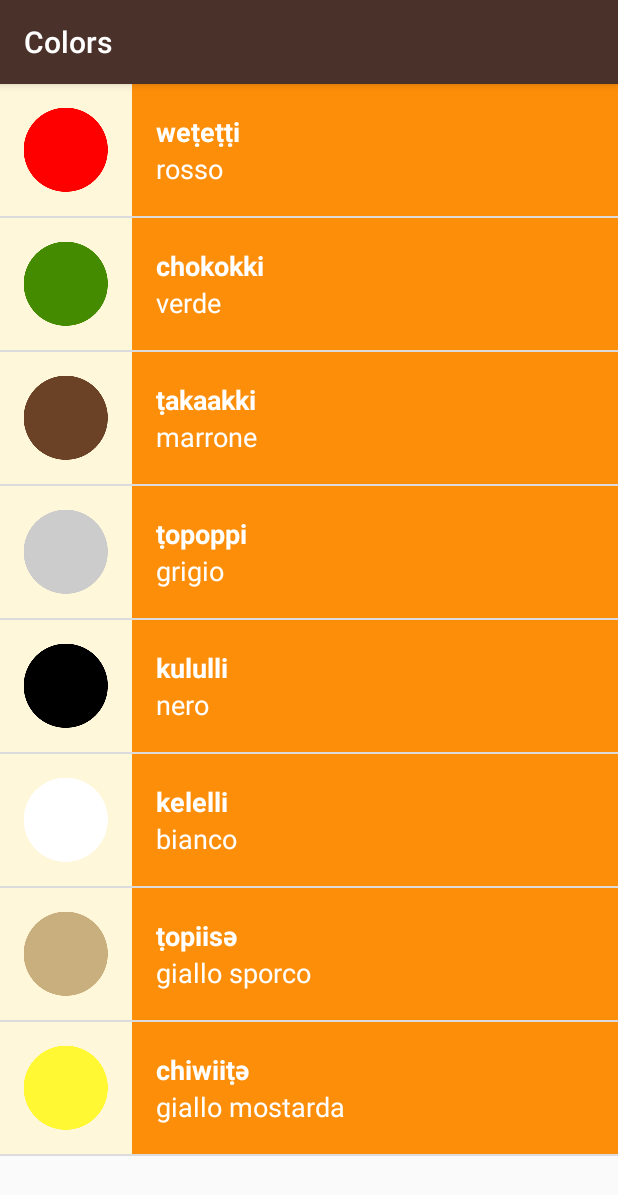
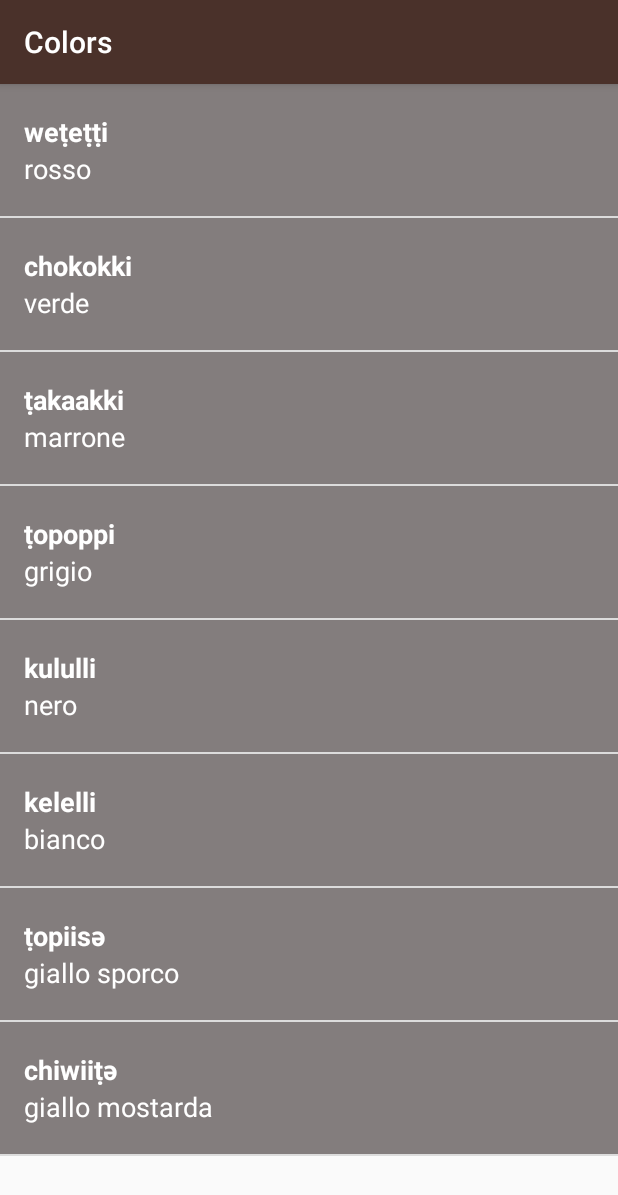
Before and after one commit to Mavericksb/Miwok, an Android app: the ColorsActivity screen opened directly, with no data from a screen before it, on a phone screen of 412 x 824 dp. Shown: the top 1195 px of the screen. Run offline under Robolectric (Android 15) with nearby library versions, the light colour scheme and no system bars.

Commit message:
Update word constructor to get color resource id. Update wordadapter to set right color for each activity.

```diff
--- a/app/src/main/java/com/example/android/miwok/ColorsActivity.java
+++ b/app/src/main/java/com/example/android/miwok/ColorsActivity.java
@@ -25,7 +25,7 @@
 
 
 
-        WordAdapter itemsAdapter = new WordAdapter(this, words);
+        WordAdapter itemsAdapter = new WordAdapter(this, words, R.color.category_colors);
 
         ListView listView = (ListView) findViewById(R.id.list);
 
--- a/app/src/main/java/com/example/android/miwok/FamilyActivity.java
+++ b/app/src/main/java/com/example/android/miwok/FamilyActivity.java
@@ -27,7 +27,7 @@
 
 
 
-        WordAdapter itemsAdapter = new WordAdapter(this, words);
+        WordAdapter itemsAdapter = new WordAdapter(this, words, R.color.category_family);
 
         ListView listView = (ListView) findViewById(R.id.list);
 
--- a/app/src/main/java/com/example/android/miwok/NumbersActivity.java
+++ b/app/src/main/java/com/example/android/miwok/NumbersActivity.java
@@ -27,7 +27,7 @@
 
 
 
-        WordAdapter itemsAdapter = new WordAdapter(this, words);
+        WordAdapter itemsAdapter = new WordAdapter(this, words, R.color.category_numbers);
 
         ListView listView = (ListView) findViewById(R.id.list);
 
--- a/app/src/main/java/com/example/android/miwok/PhrasesActivity.java
+++ b/app/src/main/java/com/example/android/miwok/PhrasesActivity.java
@@ -27,7 +27,7 @@
 
 
 
-        WordAdapter itemsAdapter = new WordAdapter(this, words);
+        WordAdapter itemsAdapter = new WordAdapter(this, words, R.color.category_phrases);
 
         ListView listView = (ListView) findViewById(R.id.list);
 
--- a/app/src/main/java/com/example/android/miwok/Word.java
+++ b/app/src/main/java/com/example/android/miwok/Word.java
@@ -14,7 +14,9 @@
     private String defaultWord = "";
 
     //sets icon for the relative word
-    private int iconImg;
+    private int iconImg = NO_IMAGE_PROVIDED;
+
+    private static final int NO_IMAGE_PROVIDED = -1;
 
     //@param miwokW the miwok translation of the word
     //@param defaultW default language translation
@@ -40,4 +42,8 @@
     }
 
     public int getIconImg() { return iconImg;}
+
+    public boolean hasImage() {
+        return iconImg != NO_IMAGE_PROVIDED;
+    }
 }
--- a/app/src/main/java/com/example/android/miwok/WordAdapter.java
+++ b/app/src/main/java/com/example/android/miwok/WordAdapter.java
@@ -1,12 +1,15 @@
 package com.example.android.miwok;
 
 import android.app.Activity;
+import android.graphics.Color;
 import android.support.annotation.NonNull;
+import android.support.v4.content.ContextCompat;
 import android.view.LayoutInflater;
 import android.view.View;
 import android.view.ViewGroup;
 import android.widget.ArrayAdapter;
 import android.widget.ImageView;
+import android.widget.LinearLayout;
 import android.widget.TextView;
 
 import java.util.ArrayList;
@@ -17,8 +20,12 @@
 
 public class WordAdapter extends ArrayAdapter<Word> {
 
-    public WordAdapter(Activity context, ArrayList<Word> words){
+    private int backgroundColor;
+
+    public WordAdapter(Activity context, ArrayList<Word> words, int background){
         super(context, 0, words);
+        backgroundColor = background;
+
     }
 
     @NonNull
@@ -41,17 +48,15 @@
         defaultWord.setText(currentWord.getDefaultWord());
 
         ImageView icon = (ImageView)listItemView.findViewById(R.id.icon_view);
-        if(currentWord.getIconImg()==0)
-        {
-            icon.setVisibility(View.GONE);
-        }
-        else {
-            icon.setImageResource(currentWord.getIconImg());
-        }
+        if(!currentWord.hasImage())
+            { icon.setImageResource(currentWord.getIconImg());        }
+        else
+            { icon.setVisibility(View.GONE);        }
+
+        LinearLayout textContainer = (LinearLayout)listItemView.findViewById(R.id.text_container);
+        //int color = ContextCompat.getColor(getContext(), backgroundColor);
+        textContainer.setBackgroundColor(backgroundColor);
 
         return listItemView;
-
-
-
     }
 }
--- a/app/src/main/res/layout/list_item.xml
+++ b/app/src/main/res/layout/list_item.xml
@@ -15,12 +15,11 @@
         android:layout_height="@dimen/list_item_height"       />
 
     <LinearLayout
+        android:id="@+id/text_container"
         android:layout_width="match_parent"
         android:layout_height="@dimen/list_item_height"
         android:orientation="vertical"
         android:paddingLeft="16dp"
-
-        android:background="@color/category_numbers"
         >
 
         <TextView
```
